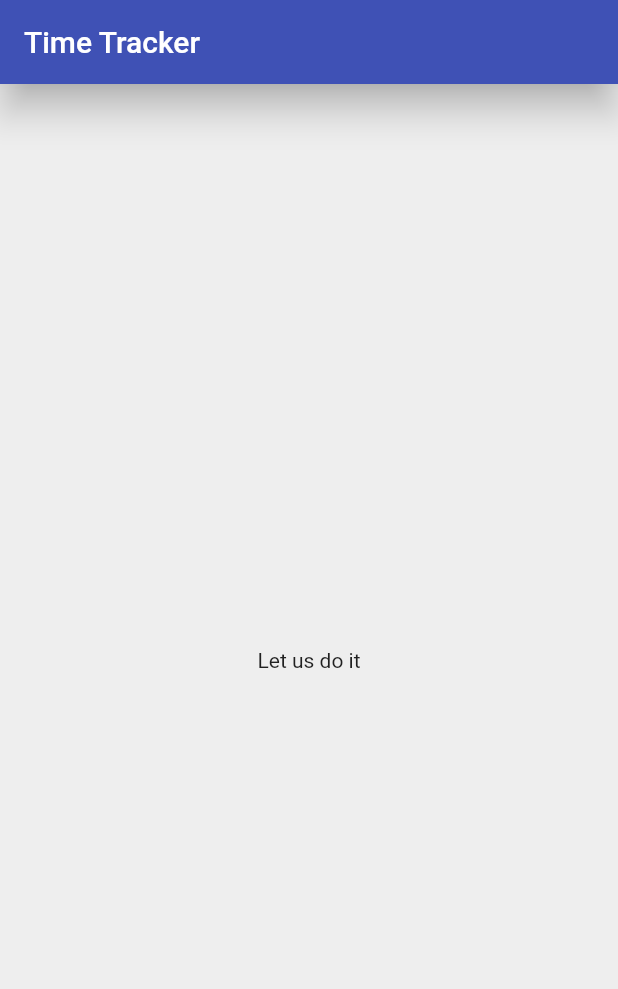
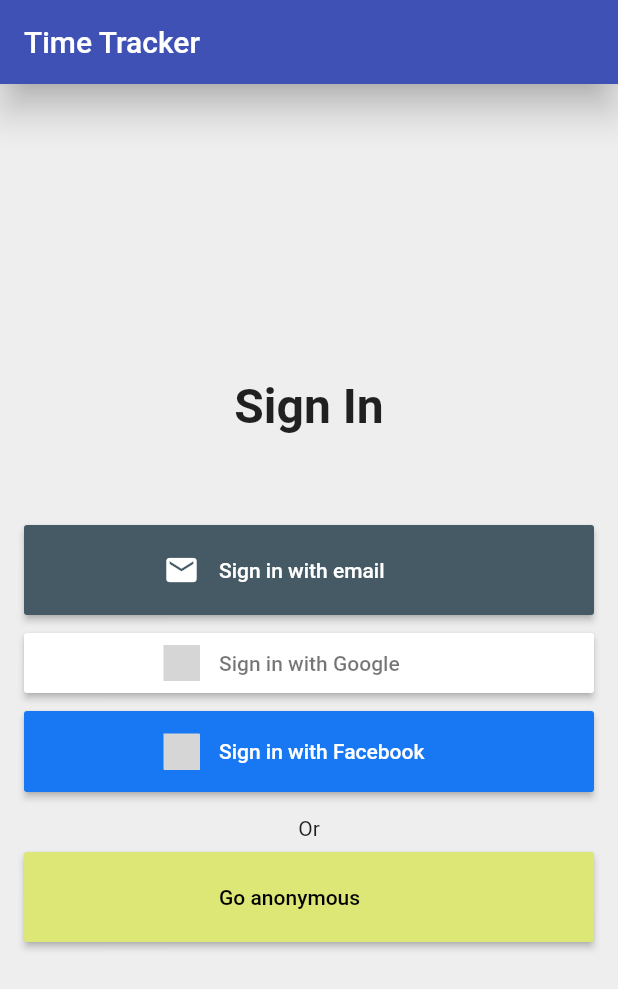
Before and after one commit to offlineprogrammer/flutter_amplify_auth_demo, a Flutter app: the screen it shows after launch, on a phone screen of 412 x 824 dp. Shown: the top 989 px of the screen. Run offline on Flutter 3.47's test engine with Material 2 defaults, Android fonts, the phone set to English and light mode, and no system bars; our stand-ins replace flutter_signin_button; missing offline and left inert: amplify_auth_cognito, amplify_flutter; grey boxes are pictures that could not be loaded.

Commit message:
Sign In button

```diff
--- a/lib/pages/sign_in_page.dart
+++ b/lib/pages/sign_in_page.dart
@@ -1,4 +1,6 @@
 import 'package:flutter/material.dart';
+import 'package:flutter_signin_button/button_builder.dart';
+import 'package:flutter_signin_button/flutter_signin_button.dart';
 import 'package:provider/provider.dart';
 
 class SignInPage extends StatelessWidget {
@@ -78,86 +80,93 @@
   }
 
   Widget _buildContent(BuildContext context) {
-    return Center(
-      child: Text('Let us do it'),
+    return Padding(
+      padding: EdgeInsets.all(16),
+      child: Column(
+        mainAxisAlignment: MainAxisAlignment.center,
+        crossAxisAlignment: CrossAxisAlignment.stretch,
+        children: [
+          SizedBox(
+            child: _buildHeader(),
+            height: 50.0,
+          ),
+          SizedBox(
+            height: 48.0,
+          ),
+          SignInButtonBuilder(
+            text: 'Sign in with email',
+            icon: Icons.email,
+            height: 60,
+            onPressed: () {
+              // _showButtonPressDialog(context, 'Email');
+            },
+            backgroundColor: Colors.blueGrey[700],
+            width: 220.0,
+          ),
+          SizedBox(
+            height: 8.0,
+          ),
+          SignInButton(
+            Buttons.Google,
+            padding: const EdgeInsets.symmetric(vertical: 8),
+            onPressed: () {
+              //_showButtonPressDialog(context, 'Google');
+            },
+          ),
+          SizedBox(
+            height: 8.0,
+          ),
+          SignInButton(
+            Buttons.FacebookNew,
+            padding: const EdgeInsets.symmetric(vertical: 15),
+            onPressed: () {
+              //_showButtonPressDialog(context, 'Google');
+            },
+          ),
+          SizedBox(
+            height: 8.0,
+          ),
+          SizedBox(
+            height: 8.0,
+          ),
+          Text(
+            'Or',
+            style: TextStyle(
+              fontSize: 14,
+              color: Colors.black87,
+            ),
+            textAlign: TextAlign.center,
+          ),
+          SizedBox(
+            height: 8.0,
+          ),
+          SignInButtonBuilder(
+            text: 'Go anonymous',
+            height: 60,
+            onPressed: () {
+              // _showButtonPressDialog(context, 'Email');
+            },
+            backgroundColor: Colors.lime[300],
+            textColor: Colors.black,
+          ),
+        ],
+      ),
     );
-    // return Padding(
-    //   padding: EdgeInsets.all(16),
-    //   child: Column(
-    //     mainAxisAlignment: MainAxisAlignment.center,
-    //     crossAxisAlignment: CrossAxisAlignment.stretch,
-    //     children: [
-    //       SizedBox(
-    //         child: _buildHeader(),
-    //         height: 50.0,
-    //       ),
-    //       SizedBox(
-    //         height: 48.0,
-    //       ),
-    //       SocialSignInButton(
-    //         assetName: 'images/google-logo.png',
-    //         text: 'Sign in with Google',
-    //         textColor: Colors.black87,
-    //         color: Colors.white,
-    //         onPressed: isLoading ? null : () => _signInWithGoogle(context),
-    //       ),
-    //       SizedBox(
-    //         height: 8.0,
-    //       ),
-    //       SocialSignInButton(
-    //         assetName: 'images/facebook-logo.png',
-    //         text: 'Sign in with Facebook',
-    //         textColor: Colors.white,
-    //         color: Color(0xFF334D92),
-    //         onPressed: isLoading ? null : () => _signInWithFacebook(context),
-    //       ),
-    //       SizedBox(
-    //         height: 8.0,
-    //       ),
-    //       SignInButton(
-    //         text: 'Sign in with email',
-    //         textColor: Colors.white,
-    //         color: Colors.teal.shade700,
-    //         onPressed: isLoading ? null : () => _signInWithEmail(context),
-    //       ),
-    //       SizedBox(
-    //         height: 8.0,
-    //       ),
-    //       Text(
-    //         'Or',
-    //         style: TextStyle(
-    //           fontSize: 14,
-    //           color: Colors.black87,
-    //         ),
-    //         textAlign: TextAlign.center,
-    //       ),
-    //       SizedBox(
-    //         height: 8.0,
-    //       ),
-    //       SignInButton(
-    //         text: 'Go anonymous',
-    //         textColor: Colors.black,
-    //         color: Colors.lime.shade300,
-    //         onPressed: isLoading ? null : () => _signInAnonymously(context),
-    //       ),
-    //     ],
-    //   ),
-    // );
   }
 
-  // Widget _buildHeader() {
-  //   if (isLoading) {
-  //     return Center(
-  //       child: CircularProgressIndicator(),
-  //     );
-  //   }
-  //   return Text(
-  //     'Sign In',
-  //     textAlign: TextAlign.center,
-  //     style: TextStyle(
-  //       fontSize: 32,
-  //       fontWeight: FontWeight.w600,
-  //     ),
-  //   );
-  // }
+  Widget _buildHeader() {
+    // if (isLoading) {
+    //   return Center(
+    //     child: CircularProgressIndicator(),
+    //   );
+    // }
+    return Text(
+      'Sign In',
+      textAlign: TextAlign.center,
+      style: TextStyle(
+        fontSize: 32,
+        fontWeight: FontWeight.w600,
+      ),
+    );
+  }
 }
--- a/pubspec.yaml
+++ b/pubspec.yaml
@@ -26,6 +26,7 @@
   provider: ^5.0.0
   amplify_flutter: ^0.1.1
   amplify_auth_cognito: ^0.1.1
+  flutter_signin_button: ^2.0.0-nullsafety.0
 
 
 
```
Also changed, not shown: pubspec.lock.
